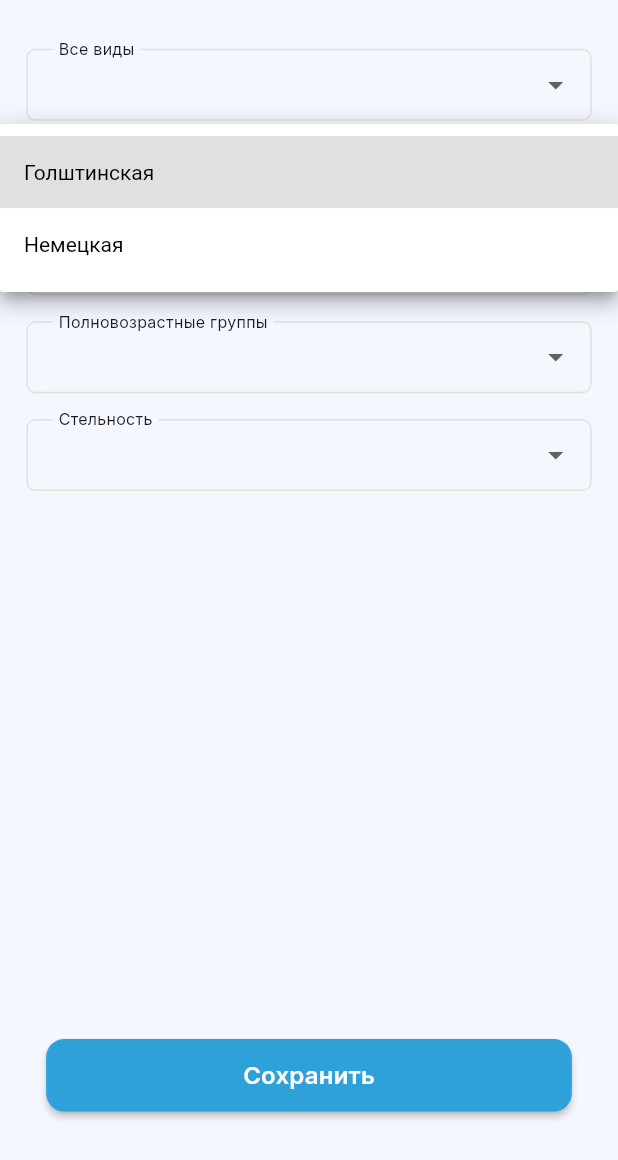
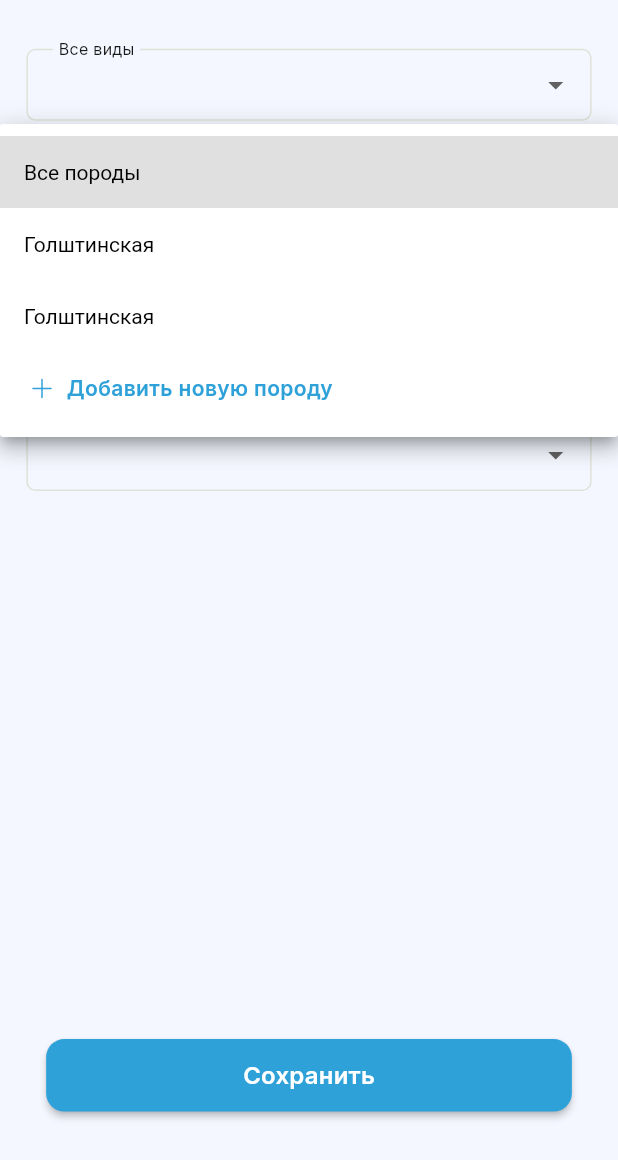
Before and after one commit to z0ld1ck/RanchTracker, a Flutter app: the FilterPage screen opened by its route, after a tap on "Породы", on a phone screen of 412 x 824 dp, the part 76-1236 px from its top. Run offline on Flutter 3.47's test engine with Material 3 defaults, Android fonts, the phone set to English and light mode, and no system bars; our stand-ins replace flutter_screenutil, flutter_svg, google_fonts, pinput, shared_preferences; accounts and stored records are empty; generated files the repository leaves out were written again.

Commit message:
filter page was fixed

```diff
--- a/lib/core/const/app_icons.dart
+++ b/lib/core/const/app_icons.dart
@@ -13,4 +13,9 @@ class AppIcons {
   static const String notes_selected='assets/icons/notes_selected.svg';
   static const String profile_selected='assets/icons/profile_selected.svg';
   static const String avatar='assets/icons/avatar.svg';
+  static const String search='assets/icons/search.svg';
+  static const String filter='assets/icons/filter.svg';
+  static const String search2='assets/icons/search2.svg';
+  static const String drone='assets/icons/drone.svg';
+  static const String add_blue='assets/icons/add_blue.svg';
 }
--- a/lib/presentation/home/nested/filter.dart
+++ b/lib/presentation/home/nested/filter.dart
@@ -1,9 +1,10 @@
 import 'package:flutter/material.dart';
 import 'package:flutter_screenutil/flutter_screenutil.dart';
 import 'package:flutter_svg/svg.dart';
-import 'package:malshy/core/services/shared_pref.dart';
-import 'package:malshy/core/widgets/dropdown_button.dart';
+import 'package:malshy/presentation/home/widgets/add_cattle_button.dart';
+import 'package:malshy/presentation/home/widgets/dropdown_button.dart';
 
+import '../../../core/const/app_colors.dart';
 import '../../../core/const/app_icons.dart';
 import '../../../core/navigation/nav_services.dart';
 import '../../../core/routes/global_routes.dart';
@@ -60,14 +61,48 @@ class _FilterPageState extends State<FilterPage> {
           ),
           DropDownFilter(
             label: 'Породы',
-            items: const [
+            items: [
               DropdownMenuItem(
                 value: "Голштинская",
+                child: Text("Все породы"),
+              ),
+              DropdownMenuItem(
+                value: "Голш",
                 child: Text("Голштинская"),
               ),
               DropdownMenuItem(
-                value: "Немецкая",
-                child: Text("Немецкая"),
+                value: "Голш",
+                child: Text("Голштинская"),
+              ),
+              DropdownMenuItem(
+                value: 'button',
+                child: InkWell(
+                  onTap: () {},
+                  child: SizedBox(
+                    width: double.infinity,
+                    height: 48.h,
+                    child: Row(
+                      mainAxisAlignment: MainAxisAlignment.start,
+                      crossAxisAlignment: CrossAxisAlignment.center,
+                      children: [
+                        SvgPicture.asset(
+                          AppIcons.add_blue,
+                        ),
+                        SizedBox(
+                          width: 4.w,
+                        ),
+                        Text(
+                          'Добавить новую породу',
+                          style:
+                              Theme.of(context).textTheme.bodyMedium!.copyWith(
+                                    color: AppColors.blueLight,
+                                    fontWeight: FontWeight.w600,
+                                  ),
+                        ),
+                      ],
+                    ),
+                  ),
+                ),
               ),
             ],
           ),
@@ -78,12 +113,8 @@ class _FilterPageState extends State<FilterPage> {
             label: 'Масса',
             items: const [
               DropdownMenuItem(
-                value: "Все массы",
+                value: "Все весы",
                 child: Text("Все массы"),
-              ),
-              DropdownMenuItem(
-                value: "Масса",
-                child: Text("Масса"),
               ),
             ],
           ),
@@ -94,11 +125,11 @@ class _FilterPageState extends State<FilterPage> {
             label: 'Полновозрастные группы',
             items: const [
               DropdownMenuItem(
-                value: "Все возрасты",
+                value: "AllAges",
                 child: Text("Все возрасты"),
               ),
               DropdownMenuItem(
-                value: "Возраст",
+                value: "SingleAge",
                 child: Text("Возраст"),
               ),
             ],
@@ -113,10 +144,6 @@ class _FilterPageState extends State<FilterPage> {
                 value: "Стельны и не стельны",
                 child: Text("Стельны и не стельны"),
               ),
-              DropdownMenuItem(
-                value: "Не стельны и стельны",
-                child: Text("Не стельны и стельны"),
-              ),
             ],
           ),
           SizedBox(
@@ -126,7 +153,7 @@ class _FilterPageState extends State<FilterPage> {
             height: 350.h,
           ),
           PrimaryButton(
-            text:'Сохранить',
+            text: 'Сохранить',
             onPressed: () {},
           ),
         ],
```
Also changed, not shown: assets/icons/add_blue.svg (added), assets/icons/filter.svg (added), lib/presentation/home/widgets/dropdown_button.dart (line endings or trailing spaces).
